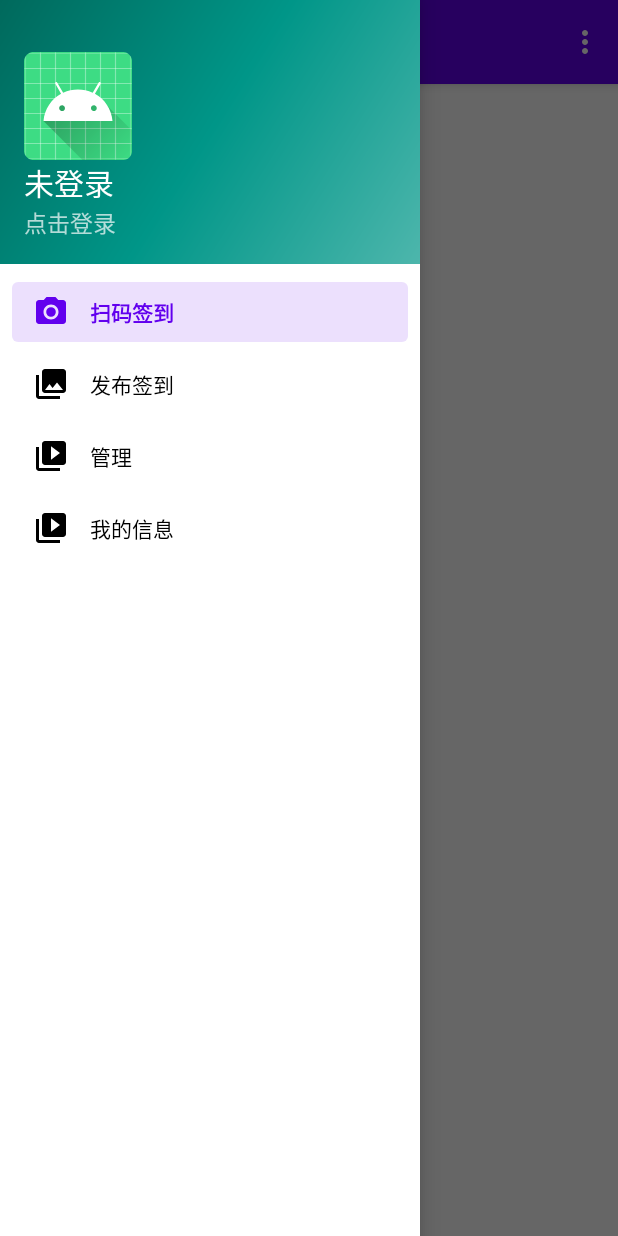
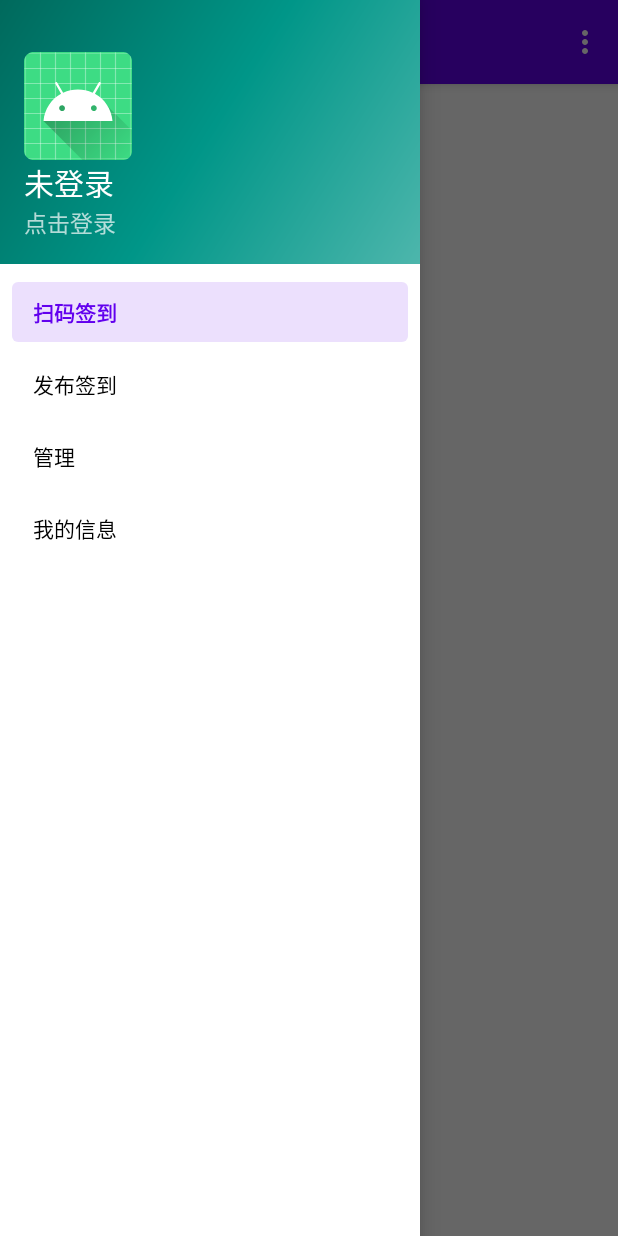
Before and after one commit to AyakaOvO/QRcodeScan, an Android app: the screen it shows after launch (MainActivity), with the side drawer open, on a phone screen of 412 x 824 dp. Run offline under Robolectric (Android 15) with nearby library versions, the phone set to English and light mode, and no system bars; our stand-ins replace navigation-ui; libraries missing offline, so code that uses them is left out: com.yxing, com.yxing.def.

Commit message:
1.0正式版

```diff
--- a/app/src/main/java/com/example/signapp/MainActivity.java
+++ b/app/src/main/java/com/example/signapp/MainActivity.java
@@ -189,7 +189,7 @@ public class MainActivity extends AppCompatActivity {
 
                                     OkHttpClient client = new OkHttpClient();
                                     Request request = new Request.Builder()
-                                            .url("http://192.168.105.94:8080/signin")
+                                            .url("http://192.168.164.94:8080/signin")
                                             .post(RequestBody.create(MediaType.parse("application/json"),json))
                                             .build();
 
--- a/app/src/main/java/com/example/signapp/ui/sign/SignFragment.java
+++ b/app/src/main/java/com/example/signapp/ui/sign/SignFragment.java
@@ -1,5 +1,6 @@
 package com.example.signapp.ui.sign;
 
+import android.app.ProgressDialog;
 import android.content.SharedPreferences;
 import android.graphics.Bitmap;
 import android.os.Bundle;
@@ -43,6 +44,7 @@ public class SignFragment extends Fragment {
         private Button StarQRCodeButton;
         private Button EndQRCodeButton;
         private EditText editText;
+        private static ProgressDialog progressDialog;
 
         private int SignTime;
 
@@ -66,6 +68,7 @@ public class SignFragment extends Fragment {
         sharedPreferences = PreferenceManager.getDefaultSharedPreferences(appCompatActivity);
         FragmentManager fragmentManager = getFragmentManager();
         ralid =sharedPreferences.getString("ralid","1");
+
 
         if(Integer.parseInt(ralid) < 2){
             fragmentManager.popBackStack();
--- a/app/src/main/res/layout/fragment_manage.xml
+++ b/app/src/main/res/layout/fragment_manage.xml
@@ -46,7 +46,7 @@
             android:id="@+id/subjectManageInput"
             android:layout_width="wrap_content"
             android:layout_height="match_parent"
-            android:hint="请输入班级名"
+            android:hint="请输入课程名"
             android:ems="6"
             android:inputType="text"
             android:background="#DCDCDC"
@@ -77,7 +77,7 @@
             android:id="@+id/classManageInput"
             android:layout_width="wrap_content"
             android:layout_height="match_parent"
-            android:hint="请输入课程名"
+            android:hint="请输入班级名"
             android:ems="6"
             android:inputType="text"
             android:background="#DCDCDC"
--- a/app/src/main/res/layout/manage_item.xml
+++ b/app/src/main/res/layout/manage_item.xml
@@ -3,7 +3,9 @@
 <LinearLayout xmlns:android="http://schemas.android.com/apk/res/android"
     android:layout_width="match_parent"
     android:layout_height="wrap_content"
-    xmlns:app="http://schemas.android.com/apk/res-auto">
+    xmlns:app="http://schemas.android.com/apk/res-auto"
+    android:background="#F5F5F5"
+    >
 
 
     <androidx.constraintlayout.widget.ConstraintLayout
--- a/app/src/main/res/menu/activity_main_drawer.xml
+++ b/app/src/main/res/menu/activity_main_drawer.xml
@@ -1,24 +1,27 @@
 <?xml version="1.0" encoding="utf-8"?>
 <menu xmlns:android="http://schemas.android.com/apk/res/android"
     xmlns:tools="http://schemas.android.com/tools"
-    tools:showIn="navigation_view">
+    tools:showIn="navigation_view"
 
-    <group android:checkableBehavior="single">
+    >
+
+    <group android:checkableBehavior="single"
+        >
         <item
             android:id="@+id/nav_scan"
-            android:icon="@drawable/ic_menu_camera"
+
             android:title="@string/menu_scan" />
         <item
             android:id="@+id/nav_sign"
-            android:icon="@drawable/ic_menu_gallery"
+
             android:title="@string/menu_sign" />
         <item
             android:id="@+id/nav_manage"
-            android:icon="@drawable/ic_menu_slideshow"
+
             android:title="@string/menu_manage" />
         <item
             android:id="@+id/nav_information"
-            android:icon="@drawable/ic_menu_slideshow"
+
             android:title="@string/menu_information" />
     </group>
 </menu>
```
Also changed, not shown: app/src/main/java/com/example/signapp/ui/login/LoginActivity.java (+17 -16 lines), app/src/main/java/com/example/signapp/ui/manage/ItemAdapter.java (+8 -0 lines), app/src/main/java/com/example/signapp/ui/manage/ManageFragment.java (+16 -2 lines).
